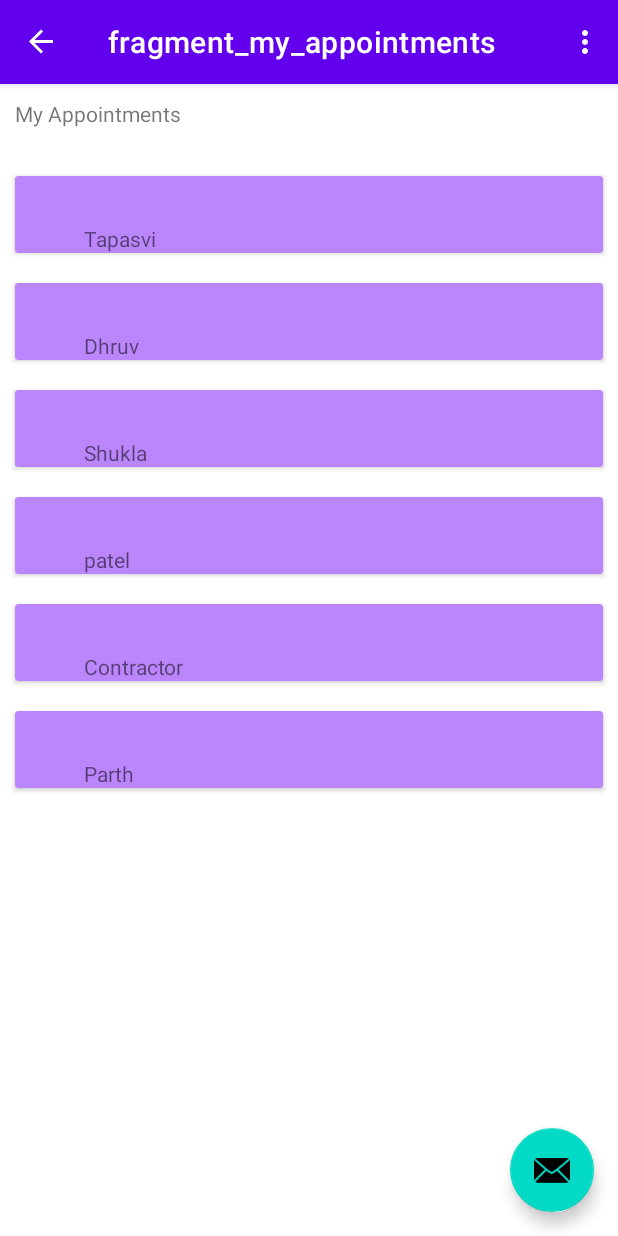
After one commit to parthppc/FinalProjectLetMeBook, an Android app: the MyAppointmentsFragment screen opened through its navigation route, on a phone screen of 412 x 824 dp. The commit adds this screen. Run offline under Robolectric (Android 15) with nearby library versions, the phone set to English and light mode, and no system bars; our stand-ins replace Firebase (no records; nobody signed in at launch, a user with empty details on screens opened directly), navigation-ui; libraries missing offline, so code that uses them is left out: com.firebase.ui.

Commit message:
MyAppointments package added which includes MyAppointmentItem.kt data class file, myappointments_item.xml, MyAppointmentsFragment.kt, and MyAppointmentsRecycleView.kt recycler view file.

```diff
--- a/app/src/main/java/project/st991591950/dhruvparthtapasvi/HomeFragment.kt
+++ b/app/src/main/java/project/st991591950/dhruvparthtapasvi/HomeFragment.kt
@@ -57,6 +57,10 @@
 
             findNavController().navigate(R.id.action_homeFragment_to_specialistFragment)
         }
+
+        binding.buttonMyAppointments.setOnClickListener{
+            findNavController().navigate(R.id.action_homeFragment_to_myAppointmentsFragment)
+        }
     }
 
     override fun onDestroyView() {
--- /dev/null
+++ b/app/src/main/java/project/st991591950/dhruvparthtapasvi/myAppointments/MyAppointmentItem.kt
@@ -0,0 +1,3 @@
+package project.st991591950.dhruvparthtapasvi.myAppointments
+
+data class MyAppointmentList (val patientName: String)
--- /dev/null
+++ b/app/src/main/java/project/st991591950/dhruvparthtapasvi/myAppointments/MyAppointmentsFragment.kt
@@ -0,0 +1,51 @@
+package project.st991591950.dhruvparthtapasvi.myAppointments
+
+import android.os.Bundle
+import androidx.fragment.app.Fragment
+import android.view.LayoutInflater
+import android.view.View
+import android.view.ViewGroup
+import androidx.recyclerview.widget.LinearLayoutManager
+import kotlinx.android.synthetic.main.fragment_my_appointments.*
+import project.st991591950.dhruvparthtapasvi.R
+import project.st991591950.dhruvparthtapasvi.specialist.MyRecycleView
+
+
+class MyAppointmentsFragment : Fragment() {
+
+    override fun onCreate(savedInstanceState: Bundle?) {
+        super.onCreate(savedInstanceState)
+
+    }
+
+    override fun onCreateView(
+        inflater: LayoutInflater, container: ViewGroup?,
+        savedInstanceState: Bundle?
+    ): View? {
+        // Inflate the layout for this fragment
+        return inflater.inflate(R.layout.fragment_my_appointments, container, false)
+    }
+
+    override fun onViewCreated(itemView: View, savedInstanceState: Bundle?) {
+        super.onViewCreated(itemView, savedInstanceState)
+        recycleViewMyAppointments.apply {
+            // set a LinearLayoutManager to handle Android
+            // RecyclerView behavior
+            layoutManager = LinearLayoutManager(activity)
+            // set the custom adapter to the RecyclerView
+            adapter = MyAppointmentsRecycleView(generateAppointmentList(6))
+        }
+    }
+
+    private fun generateAppointmentList(size: Int): List<MyAppointmentList> {
+        val list = ArrayList<MyAppointmentList>()
+        for (i in 0 until size) {
+
+            val patientname = arrayOf("Tapasvi", "Dhruv", "Shukla", "patel", "Contractor", "Parth")
+
+            val item = MyAppointmentList(patientname[i])
+            list += item
+        }
+        return list
+    }
+}
--- /dev/null
+++ b/app/src/main/java/project/st991591950/dhruvparthtapasvi/myAppointments/MyAppointmentsRecycleView.kt
@@ -0,0 +1,33 @@
+package project.st991591950.dhruvparthtapasvi.myAppointments
+
+import android.view.LayoutInflater
+import android.view.View
+import android.view.ViewGroup
+import android.widget.TextView
+import androidx.recyclerview.widget.RecyclerView
+import kotlinx.android.synthetic.main.myappointments_item.view.*
+import project.st991591950.dhruvparthtapasvi.R
+
+class MyAppointmentsRecycleView (private val appointmentList: List<MyAppointmentList>): RecyclerView.Adapter<MyAppointmentsRecycleView.MyAppointmentsViewHolder>() {
+
+    class MyAppointmentsViewHolder(itemView: View): RecyclerView.ViewHolder(itemView) {
+
+        val patientNameView: TextView = itemView.patientName
+
+
+    }
+
+    override fun onCreateViewHolder(parent: ViewGroup, viewType: Int): MyAppointmentsViewHolder {
+        val itemView = LayoutInflater.from(parent.context).inflate(R.layout.myappointments_item, parent, false)
+        return MyAppointmentsViewHolder(itemView)
+    }
+
+    override fun onBindViewHolder(holder: MyAppointmentsViewHolder, position: Int) {
+        val currentAppointment = appointmentList[position]
+
+        holder.patientNameView.text = currentAppointment.patientName
+
+    }
+
+    override fun getItemCount() = appointmentList.size
+}
--- a/app/src/main/java/project/st991591950/dhruvparthtapasvi/specialist/MyRecycleView.kt
+++ b/app/src/main/java/project/st991591950/dhruvparthtapasvi/specialist/MyRecycleView.kt
@@ -8,7 +8,7 @@
 import kotlinx.android.synthetic.main.specialist_item.view.*
 import project.st991591950.dhruvparthtapasvi.R
 
-class MyRecycleView (private val sampleList: List<SpecialistList>) : RecyclerView.Adapter <MyRecycleView.MyViewHolder>() {
+class MyRecycleView(private val sampleList: List<SpecialistList>) : RecyclerView.Adapter <MyRecycleView.MyViewHolder>() {
 
     class MyViewHolder(itemView: View): RecyclerView.ViewHolder(itemView) {
         val specialistNameView: TextView = itemView.textView_specialistName
--- a/app/src/main/java/project/st991591950/dhruvparthtapasvi/specialist/SpecialistFragment.kt
+++ b/app/src/main/java/project/st991591950/dhruvparthtapasvi/specialist/SpecialistFragment.kt
@@ -8,8 +8,6 @@
 import androidx.recyclerview.widget.LinearLayoutManager
 import androidx.recyclerview.widget.RecyclerView
 import kotlinx.android.synthetic.main.fragment_specialist.*
-import kotlinx.android.synthetic.main.fragment_specialist.view.*
-import kotlinx.android.synthetic.main.specialist_item.view.*
 import project.st991591950.dhruvparthtapasvi.R
 
 class SpecialistFragment : Fragment() {
--- a/app/src/main/res/layout/fragment_home.xml
+++ b/app/src/main/res/layout/fragment_home.xml
@@ -40,8 +40,19 @@
         android:text="Specialists"
         app:layout_constraintBottom_toBottomOf="parent"
         app:layout_constraintEnd_toEndOf="parent"
-        app:layout_constraintHorizontal_bias="0.498"
         app:layout_constraintStart_toStartOf="parent"
         app:layout_constraintTop_toTopOf="parent"
-        app:layout_constraintVertical_bias="0.456" />
+        app:layout_constraintVertical_bias="0.326" />
+
+    <Button
+        android:id="@+id/buttonMyAppointments"
+        android:layout_width="wrap_content"
+        android:layout_height="wrap_content"
+        android:text="My Appointments"
+        app:layout_constraintBottom_toBottomOf="parent"
+        app:layout_constraintEnd_toEndOf="parent"
+        app:layout_constraintHorizontal_bias="0.495"
+        app:layout_constraintStart_toStartOf="parent"
+        app:layout_constraintTop_toTopOf="parent"
+        app:layout_constraintVertical_bias="0.797" />
 </androidx.constraintlayout.widget.ConstraintLayout>
--- /dev/null
+++ b/app/src/main/res/layout/fragment_my_appointments.xml
@@ -0,0 +1,28 @@
+<?xml version="1.0" encoding="utf-8"?>
+<RelativeLayout xmlns:android="http://schemas.android.com/apk/res/android"
+    xmlns:tools="http://schemas.android.com/tools"
+    android:layout_width="match_parent"
+    android:layout_height="match_parent"
+    tools:context=".myAppointments.MyAppointmentsFragment">
+
+    <TextView
+        android:id="@+id/textView1"
+        android:layout_width="match_parent"
+        android:layout_height="wrap_content"
+        android:layout_margin="10dp"
+        android:text="My Appointments" />
+
+    <androidx.recyclerview.widget.RecyclerView
+        android:id="@+id/recycleViewMyAppointments"
+        android:layout_width="match_parent"
+        android:layout_height="match_parent"
+        android:layout_alignParentStart="true"
+        android:layout_alignParentTop="true"
+        android:layout_alignParentBottom="true"
+        android:layout_centerInParent="true"
+        android:layout_marginTop="51dp"
+        android:layout_marginBottom="0dp"
+        tools:listitem="@layout/myappointments_item" />
+
+
+</RelativeLayout>
--- /dev/null
+++ b/app/src/main/res/layout/myappointments_item.xml
@@ -0,0 +1,25 @@
+<?xml version="1.0" encoding="utf-8"?>
+<androidx.cardview.widget.CardView xmlns:android="http://schemas.android.com/apk/res/android"
+    xmlns:card_view="http://schemas.android.com/apk/res-auto"
+    android:layout_width="match_parent"
+    android:layout_height="wrap_content"
+    android:layout_margin="10dp"
+    card_view:cardBackgroundColor="@color/purple_200">
+
+    <RelativeLayout
+        android:id="@+id/myAppointmentsCard"
+        android:layout_width="match_parent"
+        android:layout_height="match_parent">
+
+        <TextView
+            android:id="@+id/patientName"
+            android:layout_width="wrap_content"
+            android:layout_height="wrap_content"
+            android:layout_alignParentStart="true"
+            android:layout_alignParentTop="true"
+            android:layout_marginStart="46dp"
+            android:layout_marginTop="32dp"
+            android:text="TextView" />
+    </RelativeLayout>
+
+</androidx.cardview.widget.CardView>
--- a/app/src/main/res/layout/specialist_item.xml
+++ b/app/src/main/res/layout/specialist_item.xml
@@ -18,8 +18,8 @@
             android:layout_height="wrap_content"
             android:layout_alignParentStart="true"
             android:layout_alignParentTop="true"
-            android:layout_marginStart="13dp"
-            android:layout_marginTop="13dp"
+            android:layout_marginStart="143dp"
+            android:layout_marginTop="24dp"
             android:text="TextView" />
 
         <TextView
@@ -28,8 +28,8 @@
             android:layout_height="wrap_content"
             android:layout_alignParentStart="true"
             android:layout_alignParentTop="true"
-            android:layout_marginStart="18dp"
-            android:layout_marginTop="53dp"
+            android:layout_marginStart="154dp"
+            android:layout_marginTop="58dp"
             android:text="TextView" />
 
         <TextView
@@ -38,8 +38,8 @@
             android:layout_height="wrap_content"
             android:layout_alignParentStart="true"
             android:layout_alignParentTop="true"
-            android:layout_marginStart="23dp"
-            android:layout_marginTop="95dp"
+            android:layout_marginStart="163dp"
+            android:layout_marginTop="101dp"
             android:text="TextView" />
     </RelativeLayout>
 
--- a/app/src/main/res/navigation/nav_graph.xml
+++ b/app/src/main/res/navigation/nav_graph.xml
@@ -25,6 +25,9 @@
         <action
             android:id="@+id/action_homeFragment_to_specialistFragment"
             app:destination="@id/specialistFragment" />
+        <action
+            android:id="@+id/action_homeFragment_to_myAppointmentsFragment"
+            app:destination="@id/myAppointmentsFragment" />
     </fragment>
     <fragment
         android:id="@+id/specialistFragment"
@@ -32,7 +35,7 @@
         android:label="fragment_specialist"
         tools:layout="@layout/fragment_specialist" />
 
-        tools:layout="@layout/fragment_home" />
+
     <fragment
         android:id="@+id/adminFragment"
         android:name="project.st991591950.dhruvparthtapasvi.AdminFragment"
@@ -47,5 +50,10 @@
         android:name="project.st991591950.dhruvparthtapasvi.ProfileFragment"
         android:label="fragment_profile"
         tools:layout="@layout/fragment_profile" />
+    <fragment
+        android:id="@+id/myAppointmentsFragment"
+        android:name="project.st991591950.dhruvparthtapasvi.myAppointments.MyAppointmentsFragment"
+        android:label="fragment_my_appointments"
+        tools:layout="@layout/fragment_my_appointments" />
 
 </navigation>
```
